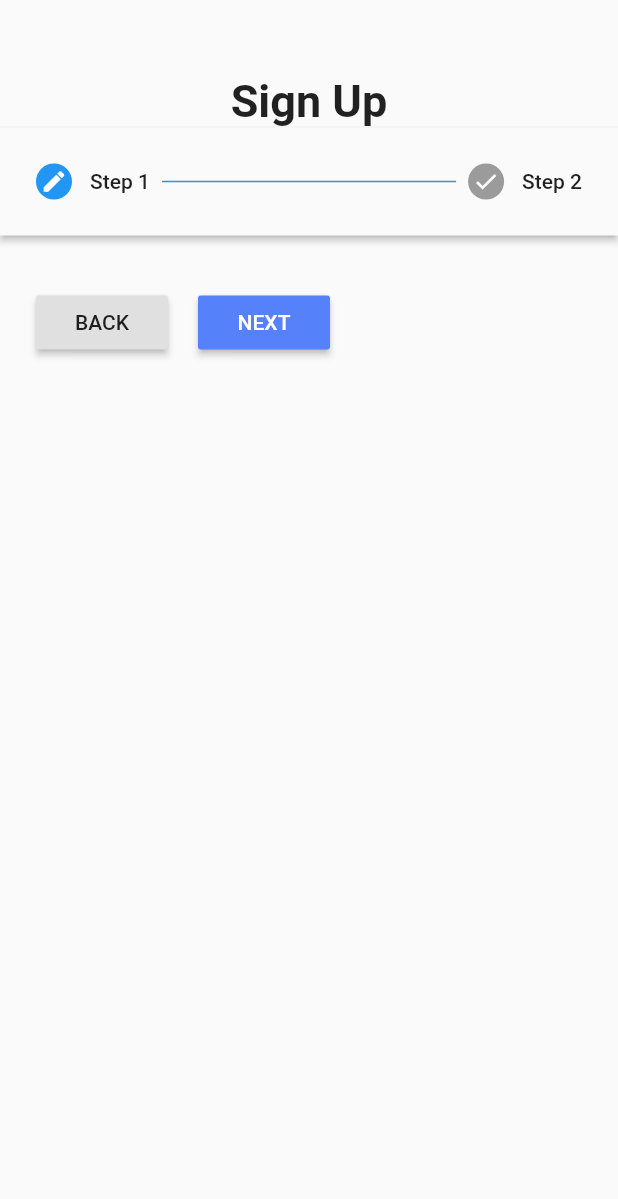
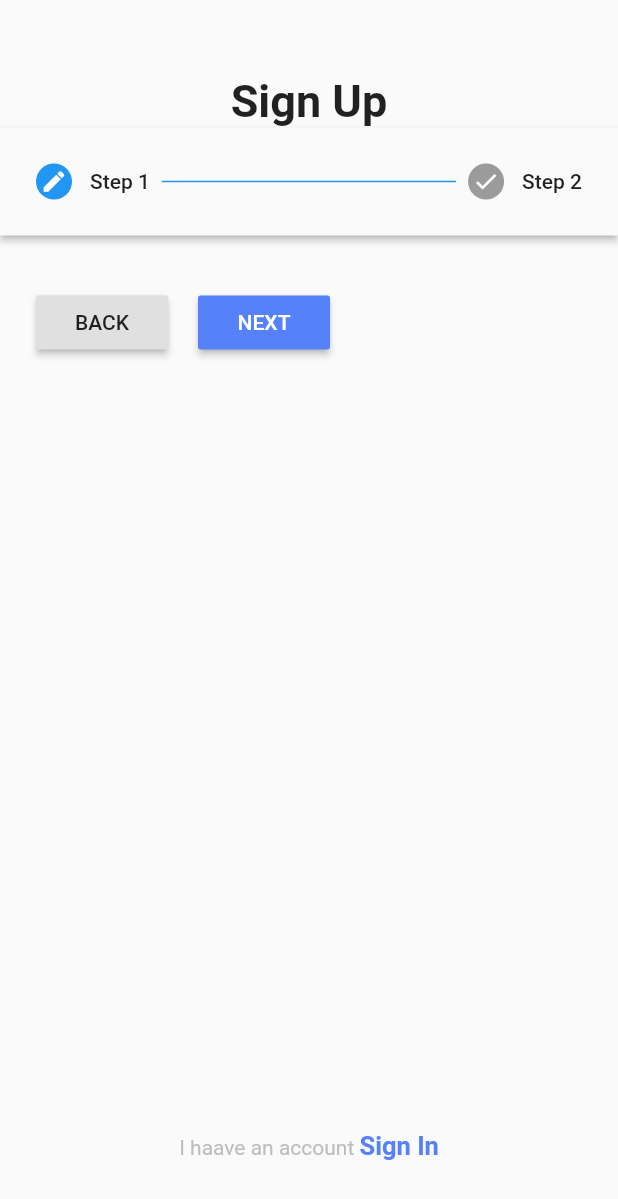
Before and after one commit to iamsirmike/we_work, a Flutter app: the SignUp screen opened by its route, on a phone screen of 412 x 824 dp. Shown: the top 1199 px of the screen. Run offline on Flutter 3.47's test engine with Material 2 defaults, Android fonts, the phone set to English and light mode, and no system bars; our stand-ins replace cloud_firestore, firebase_auth, google_sign_in, modal_progress_hud; accounts and stored records are empty.

Commit message:
added navigation to sign in page

```diff
--- a/lib/screens/signup_screen.dart
+++ b/lib/screens/signup_screen.dart
@@ -407,26 +407,26 @@ class _SignUpState extends State<SignUp> {
                 // SizedBox(
                 //   height: screenHeight(context, 0.08),
                 // ),
-                // GestureDetector(
-                //   onTap: () {
-                //     Navigator.pop(context);
-                //   },
-                //   child: RichText(
-                //     text: TextSpan(
-                //       text: 'I haave an account ',
-                //       style: TextStyle(color: Colors.grey[400]),
-                //       children: <TextSpan>[
-                //         TextSpan(
-                //           text: 'Sign In',
-                //           style: TextStyle(
-                //               color: UiColors.color2,
-                //               fontWeight: FontWeight.bold,
-                //               fontSize: 17.0),
-                //         ),
-                //       ],
-                //     ),
-                //   ),
-                // )
+                GestureDetector(
+                  onTap: () {
+                    Navigator.pop(context);
+                  },
+                  child: RichText(
+                    text: TextSpan(
+                      text: 'I haave an account ',
+                      style: TextStyle(color: Colors.grey[400]),
+                      children: <TextSpan>[
+                        TextSpan(
+                          text: 'Sign In',
+                          style: TextStyle(
+                              color: UiColors.color2,
+                              fontWeight: FontWeight.bold,
+                              fontSize: 17.0),
+                        ),
+                      ],
+                    ),
+                  ),
+                )
               ],
             ),
           ),
```
